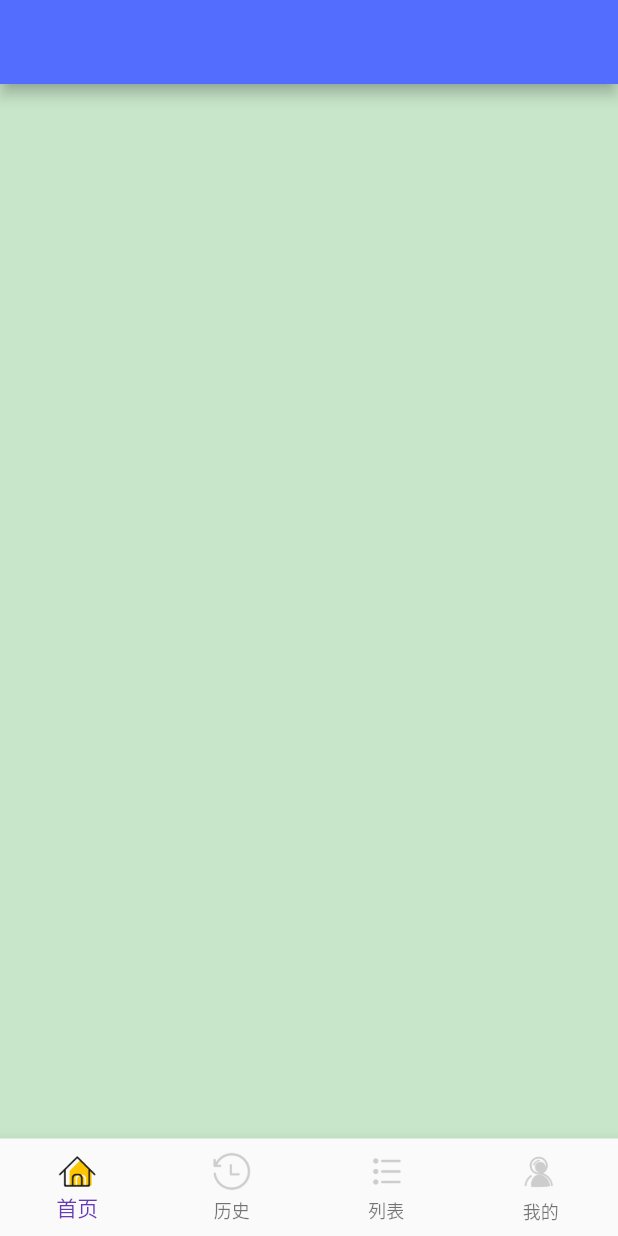
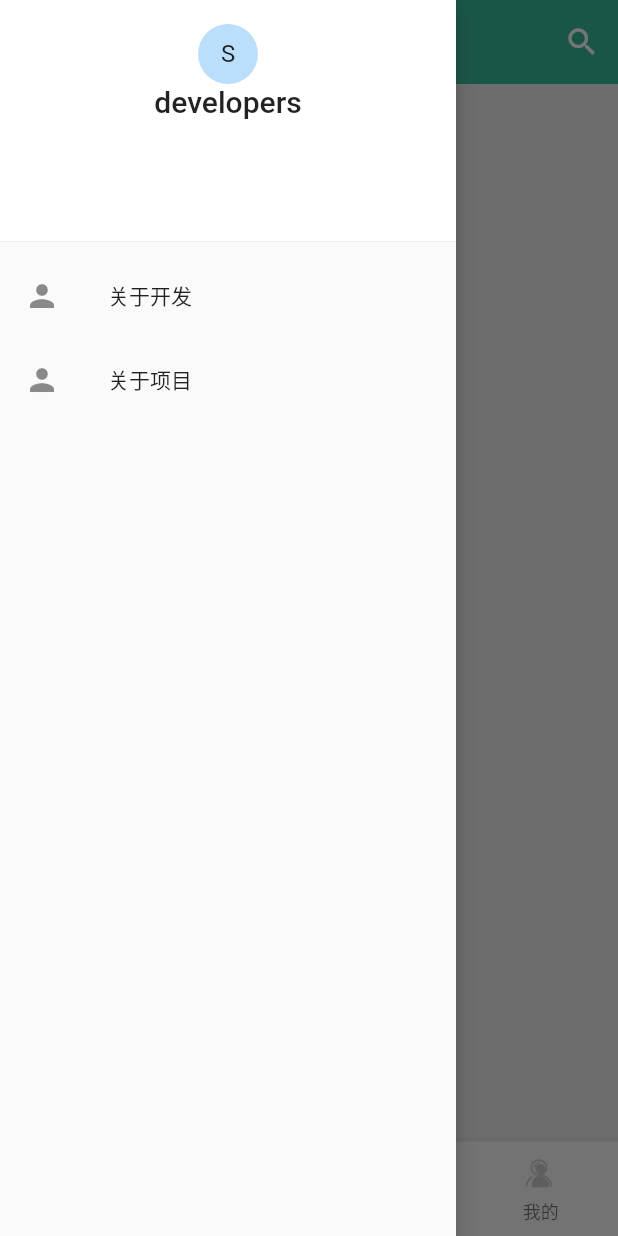
Before and after one commit to shiliangL/flutter-next-dev, a Flutter app: the screen it shows after launch, with the side drawer open (before the commit the screen has no drawer), on a phone screen of 412 x 824 dp. Run offline on Flutter 3.47's test engine with Material 2 defaults, Android fonts, the phone set to English and light mode, and no system bars.

Commit message:
侧边栏开发

```diff
--- /dev/null
+++ b/lib/components/DrawerLayout.dart
@@ -0,0 +1,47 @@
+import 'package:flutter/material.dart';
+
+class DrawerLayout extends StatelessWidget {
+  @override
+  Widget build(BuildContext context) {
+    return new ListView(
+      children: <Widget>[
+        new DrawerHeader(
+          decoration: new BoxDecoration(
+            color: Colors.white,
+          ),
+          child: new Column(
+            children: <Widget>[
+              new Expanded(
+                child: new Align(
+                  alignment: Alignment.bottomCenter,
+                  child: new Column(
+                    children: <Widget>[
+                      new CircleAvatar(
+                        child: new Text('S'),
+                      ),
+                      new Text('developers', style: Theme.of(context).textTheme.title),
+                    ],
+                  ),
+                ),
+              ),
+            ],
+          ),
+        ),
+        new AboutListTile(
+          icon: new Icon(Icons.person),
+          child: new Text('关于开发'),
+          applicationLegalese: '',
+          applicationName: '关于开发',
+          applicationVersion: '',
+        ),
+        new AboutListTile(
+          icon: new Icon(Icons.person),
+          child: new Text('关于项目'),
+          applicationLegalese: '',
+          applicationName: '关于项目',
+          applicationVersion: '',
+        ),
+      ],
+    );
+  }
+}
--- a/lib/main.dart
+++ b/lib/main.dart
@@ -18,7 +18,7 @@ class MyApp extends StatelessWidget {
         '/': (context)=> new HomePage(title:'首页'),
       },
       theme: ThemeData(
-        primaryColor: Colors.indigoAccent,
+        primaryColor: Color.fromARGB(255, 57, 188, 156),
         highlightColor: Color.fromRGBO(255, 255, 255, 0.6),
         splashColor: Colors.white70
       ),
--- a/lib/views/HomePage.dart
+++ b/lib/views/HomePage.dart
@@ -1,4 +1,5 @@
 import 'package:flutter/material.dart';
+import 'package:flutternext/components/DrawerLayout.dart';
 
 class HomePage extends StatefulWidget {
   HomePage({Key key, this.title}) : super(key: key);
@@ -16,51 +17,118 @@ class _HomePageState extends State<HomePage> {
     });
   }
 
+  _getTitle() {
+    switch (_curIndex) {
+      case 0:
+        return '首页';
+      case 1:
+        return '列表';
+      case 2:
+        return '历史';
+      case 3:
+        return '我的';
+      default:
+        return '';
+    }
+  }
+
+  _getViewPage() {
+    switch (_curIndex) {
+      case 0:
+        return new TabBarView(
+          children: [
+            new Center(child: new Text("首页")),
+            new Center(child: new Text("首页")),
+          ],
+        );
+      case 1:
+        return new TabBarView(
+          children: [
+            new Center(child: new Text("列表")),
+            new Center(child: new Text("列表")),
+          ],
+        );
+      case 2:
+        return new TabBarView(
+          children: [
+            new Center(child: new Text("历史")),
+            new Center(child: new Text("历史")),
+          ],
+        );
+      case 3:
+        return new TabBarView(
+          children: [
+            new Center(child: new Text("我的")),
+            new Center(child: new Text("我的")),
+          ],
+        );
+    }
+  }
 
   @override
   Widget build(BuildContext context) {
     return DefaultTabController(
       length: 4,
       child: Scaffold(
-        backgroundColor: Colors.green[100],
+        backgroundColor: Colors.grey[200],
         appBar: AppBar(
-
+          title: Text(_getTitle(),style: TextStyle(fontSize: 18.0, letterSpacing: 3.0, color: Colors.white)),
+          actions: <Widget>[
+            IconButton(
+              icon: Icon(Icons.search),
+              color: Colors.white,
+              tooltip: 'Search',
+              onPressed: () => debugPrint('$_curIndex'),
+            )
+          ],
+          elevation: 0.0,
+        ),
+        body: _getViewPage(),
+        drawer: new Drawer(
+          elevation: 6.0,
+          semanticLabel: 'drawer',
+          child: new DrawerLayout(),
         ),
         bottomNavigationBar: BottomNavigationBar(
           type: BottomNavigationBarType.fixed,
-          fixedColor: Colors.deepPurple,
           currentIndex: _curIndex,
           onTap: _onTapHandler,
           items: [
             BottomNavigationBarItem(
-              icon: Image.asset(_curIndex == 0 ? "assets/images/home.png" : "assets/images/off_home.png",height: 27.0,),
-              title: Text('首页')
-            ),
+                icon: Image.asset(
+                  _curIndex == 0
+                      ? "assets/images/home.png"
+                      : "assets/images/off_home.png",
+                  height: 28.0,
+                ),
+                title: Text('首页')),
             BottomNavigationBarItem(
-              icon: Image.asset(_curIndex == 1 ? "assets/images/history.png" : "assets/images/off_history.png",height: 28.0,),
-              title: Text('历史')
-            ),
+                icon: Image.asset(
+                  _curIndex == 1
+                      ? "assets/images/Listview.png"
+                      : "assets/images/off_Listview.png",
+                  height: 28.0,
+                ),
+                title: Text('列表')),
             BottomNavigationBarItem(
-              icon: Image.asset(_curIndex == 2 ? "assets/images/Listview.png" : "assets/images/off_Listview.png",height: 28.0,),
-              title: Text('列表')
-            ),
+                icon: Image.asset(
+                  _curIndex == 2
+                      ? "assets/images/history.png"
+                      : "assets/images/off_history.png",
+                  height: 28.0,
+                ),
+                title: Text('历史')),
             BottomNavigationBarItem(
-              icon: Image.asset(_curIndex == 3 ? "assets/images/wode.png" : "assets/images/off_wode.png",height: 30.0,),
-              title: Text('我的')
-            ),
+                icon: Image.asset(
+                  _curIndex == 3
+                      ? "assets/images/wode.png"
+                      : "assets/images/off_wode.png",
+                  height: 28.0,
+                ),
+                title: Text('我的')),
           ],
         ),
       ),
     );
   }
-
-
-  Widget _getViewPage(){
-    // switch (_curIndex) {
-    //   case :
-
-    //     break;
-    //   default:
-    // }
-  }
 }
```
